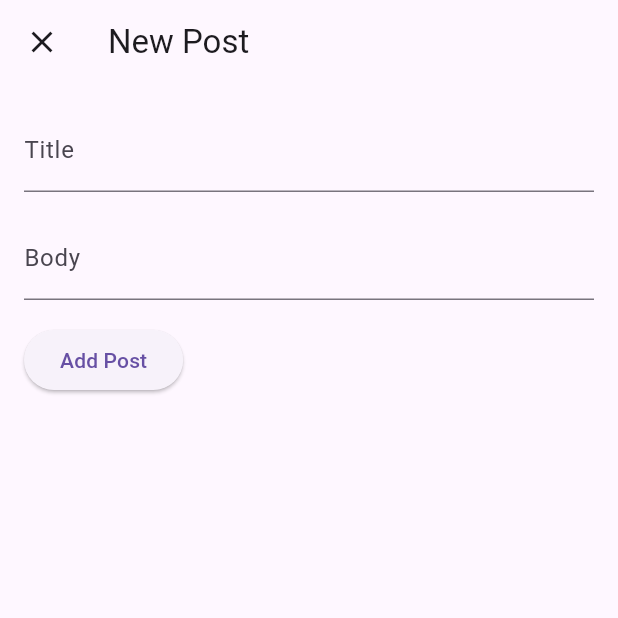
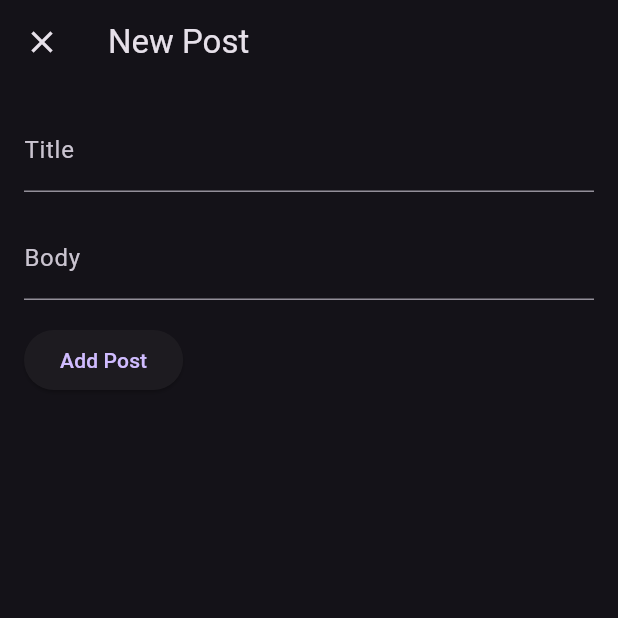
Before and after one commit to ReemWSW/post-fetch-api, a Flutter app: the screen it shows after launch, after a tap on the "add" icon, on a phone screen of 412 x 824 dp, the top half of it. Run offline on Flutter 3.47's test engine with Material 3 defaults, Android fonts, the phone set to English and light mode, and no system bars; our stand-ins replace bloc, flutter_bloc; network calls fail.

Commit message:
change color to black

```diff
--- a/lib/main.dart
+++ b/lib/main.dart
@@ -17,8 +17,8 @@ class MyApp extends StatelessWidget {
       create: (context) => PostBloc()..add(FetchPostData()),
       child: MaterialApp(
         title: 'Post Fetch API',
-        theme: ThemeData(
-          primarySwatch: Colors.blue,
+        theme: ThemeData.dark().copyWith(
+          primaryColor: Colors.blueGrey[900],
         ),
         home: const PostPage(),
         debugShowCheckedModeBanner: false,
--- a/lib/widgets/post_container.dart
+++ b/lib/widgets/post_container.dart
@@ -13,7 +13,7 @@ class PostContainer extends StatelessWidget {
     return GestureDetector(
       child: Container(
         width: MediaQuery.of(context).size.width,
-        color: Colors.white,
+        color: Colors.black12,
         child: Column(
           crossAxisAlignment: CrossAxisAlignment.start,
           children: [
```
